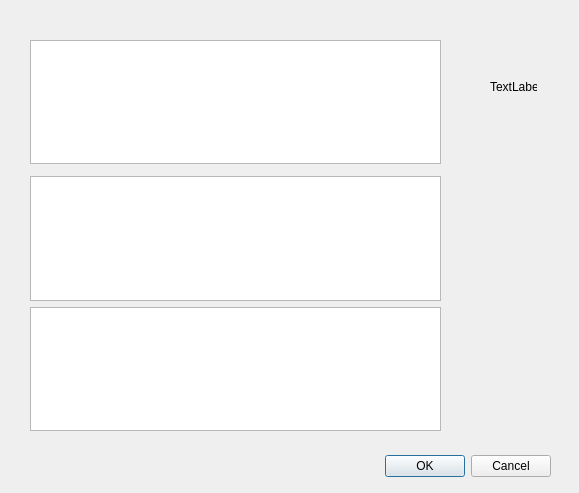
This is ui/coordtrans.ui in nyanyaon/GeoKKP-GIS as Qt 5 draws it before an edit. The edited form follows.
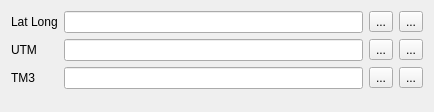
This is the edited form. Custom widgets are drawn as their Qt base class.

Commit message: Add basic UI for coord trans.

What changed in the file:
```diff
--- a/ui/coordtrans.ui
+++ b/ui/coordtrans.ui
@@ -6,79 +6,100 @@
    <rect>
     <x>0</x>
     <y>0</y>
-    <width>579</width>
-    <height>493</height>
+    <width>434</width>
+    <height>111</height>
    </rect>
   </property>
   <property name="windowTitle">
    <string>Transformasi Koordinat</string>
   </property>
-  <widget class="QDialogButtonBox" name="buttonBox">
-   <property name="geometry">
-    <rect>
-     <x>210</x>
-     <y>450</y>
-     <width>341</width>
-     <height>32</height>
-    </rect>
-   </property>
-   <property name="orientation">
-    <enum>Qt::Horizontal</enum>
-   </property>
-   <property name="standardButtons">
-    <set>QDialogButtonBox::Cancel|QDialogButtonBox::Ok</set>
-   </property>
-  </widget>
-  <widget class="QWidget" name="verticalLayoutWidget">
-   <property name="geometry">
-    <rect>
-     <x>30</x>
-     <y>40</y>
-     <width>411</width>
-     <height>391</height>
-    </rect>
-   </property>
-   <layout class="QVBoxLayout" name="verticalLayout">
-    <item>
-     <widget class="QTextEdit" name="textEdit_2"/>
-    </item>
-    <item>
-     <widget class="QgsProjectionSelectionWidget" name="mQgsProjectionSelectionWidget" native="true"/>
-    </item>
-    <item>
-     <spacer name="verticalSpacer">
-      <property name="orientation">
-       <enum>Qt::Vertical</enum>
-      </property>
-      <property name="sizeHint" stdset="0">
-       <size>
-        <width>20</width>
-        <height>40</height>
-       </size>
-      </property>
-     </spacer>
-    </item>
-    <item>
-     <widget class="QTextEdit" name="textEdit"/>
-    </item>
-    <item>
-     <widget class="QTextEdit" name="textEdit_3"/>
-    </item>
-   </layout>
-  </widget>
-  <widget class="QLabel" name="label">
-   <property name="geometry">
-    <rect>
-     <x>490</x>
-     <y>80</y>
-     <width>47</width>
-     <height>13</height>
-    </rect>
-   </property>
-   <property name="text">
-    <string>TextLabel</string>
-   </property>
-  </widget>
+  <layout class="QGridLayout" name="gridLayout">
+   <item row="1" column="3">
+    <widget class="QToolButton" name="toolButton_5">
+     <property name="text">
+      <string>...</string>
+     </property>
+    </widget>
+   </item>
+   <item row="0" column="1">
+    <widget class="QLineEdit" name="lineEdit"/>
+   </item>
+   <item row="0" column="2">
+    <widget class="QToolButton" name="toolButton">
+     <property name="text">
+      <string>...</string>
+     </property>
+    </widget>
+   </item>
+   <item row="2" column="2">
+    <widget class="QToolButton" name="toolButton_3">
+     <property name="text">
+      <string>...</string>
+     </property>
+    </widget>
+   </item>
+   <item row="3" column="0" rowspan="2" colspan="3">
+    <widget class="QgsProjectionSelectionWidget" name="mQgsProjectionSelectionWidget" native="true"/>
+   </item>
+   <item row="1" column="0">
+    <widget class="QLabel" name="label_2">
+     <property name="text">
+      <string>UTM</string>
+     </property>
+    </widget>
+   </item>
+   <item row="1" column="1">
+    <widget class="QLineEdit" name="lineEdit_2"/>
+   </item>
+   <item row="1" column="2">
+    <widget class="QToolButton" name="toolButton_2">
+     <property name="text">
+      <string>...</string>
+     </property>
+    </widget>
+   </item>
+   <item row="0" column="0">
+    <widget class="QLabel" name="label">
+     <property name="text">
+      <string>Lat Long</string>
+     </property>
+    </widget>
+   </item>
+   <item row="0" column="3">
+    <widget class="QToolButton" name="toolButton_4">
+     <property name="text">
+      <string>...</string>
+     </property>
+    </widget>
+   </item>
+   <item row="2" column="0">
+    <widget class="QLabel" name="label_3">
+     <property name="text">
+      <string>TM3</string>
+     </property>
+    </widget>
+   </item>
+   <item row="2" column="1">
+    <widget class="QLineEdit" name="lineEdit_3"/>
+   </item>
+   <item row="4" column="1" colspan="2">
+    <widget class="QDialogButtonBox" name="buttonBox">
+     <property name="orientation">
+      <enum>Qt::Horizontal</enum>
+     </property>
+     <property name="standardButtons">
+      <set>QDialogButtonBox::NoButton</set>
+     </property>
+    </widget>
+   </item>
+   <item row="2" column="3">
+    <widget class="QToolButton" name="toolButton_6">
+     <property name="text">
+      <string>...</string>
+     </property>
+    </widget>
+   </item>
+  </layout>
  </widget>
  <customwidgets>
   <customwidget>
```
